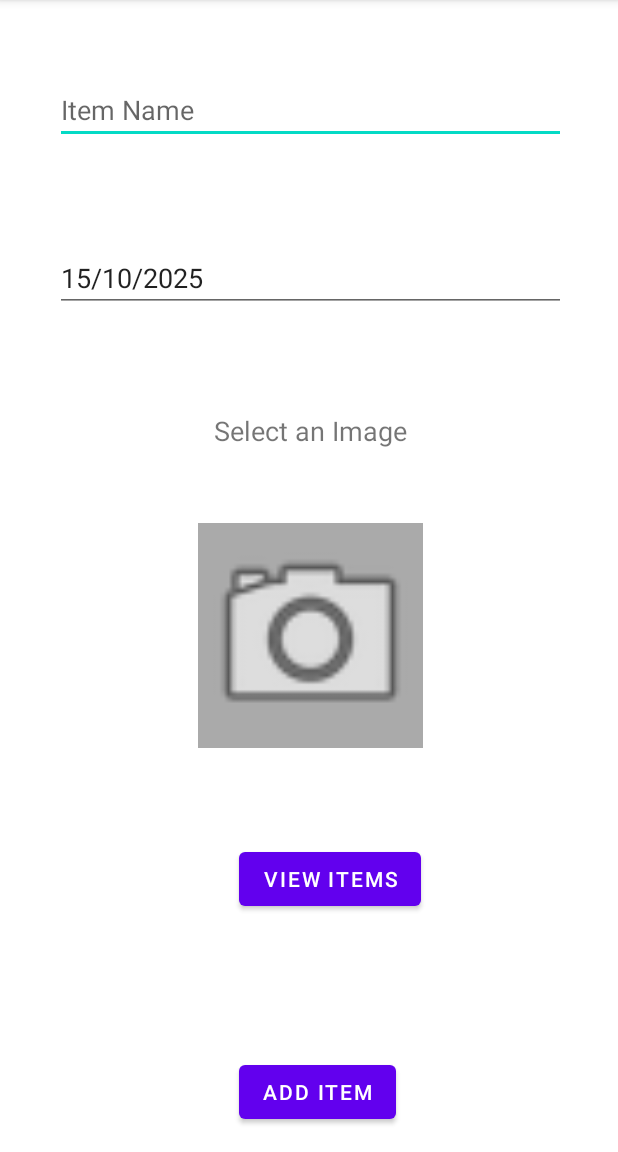
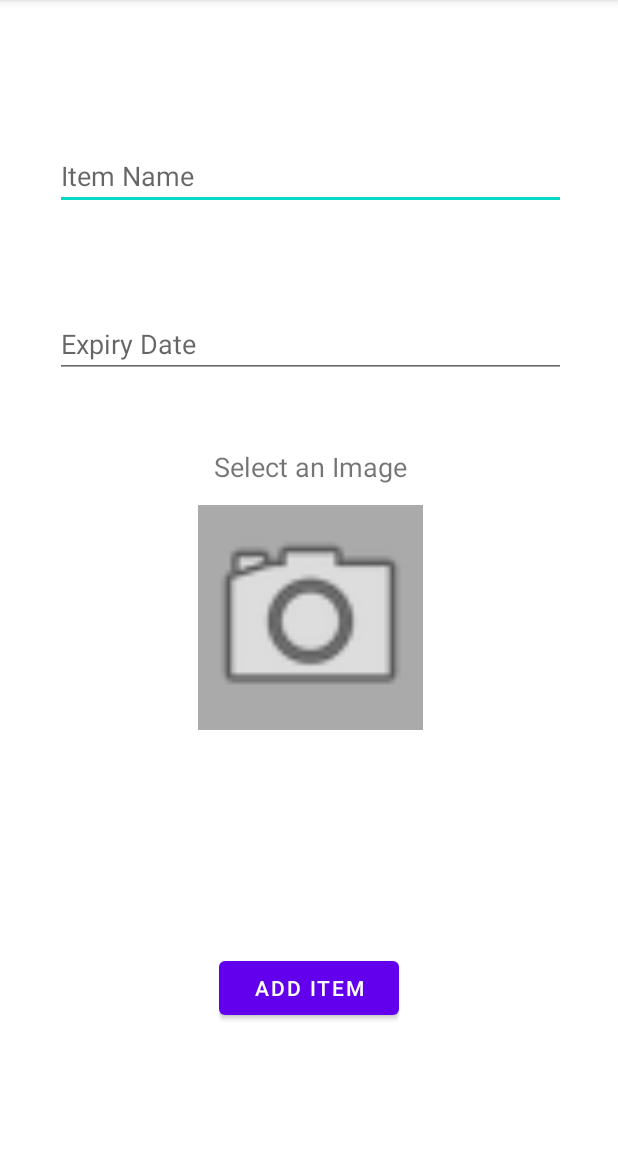
Before and after one commit to heerboi/whats-in-your-fridge, an Android app: the fragment AdditemFragment shown on its own in the app's theme, on a phone screen of 412 x 824 dp, the part 84-1236 px from its top. Run offline under Robolectric (Android 15) with nearby library versions, the phone set to English and light mode, and no system bars; our stand-ins replace Room's generated code.

Commit message:
some ui and nav changes

```diff
--- a/app/src/main/java/com/example/whatsinyourfridge/ui/additem/AdditemFragment.kt
+++ b/app/src/main/java/com/example/whatsinyourfridge/ui/additem/AdditemFragment.kt
@@ -14,6 +14,7 @@ import androidx.lifecycle.ViewModelProvider
 import com.example.whatsinyourfridge.GenericViewModelFactory
 import com.example.whatsinyourfridge.data.AppDatabase
 import com.example.whatsinyourfridge.databinding.FragmentAddItemBinding
+import com.google.android.material.snackbar.Snackbar
 import java.io.File
 import java.io.FileOutputStream
 import java.text.SimpleDateFormat
@@ -86,14 +87,13 @@ class AdditemFragment : Fragment() {
 
             if (name.isNotBlank() && itemDate.text.isNotBlank()) {
                 addItemViewModel.addItem(name, date, imagePath)
+                Snackbar.make(root, "Item ${name} added successfully.", Snackbar.LENGTH_LONG).show()
                 itemName.setText("")
                 itemDate.setText("")
                 calendar.time = Calendar.getInstance().time
-                updateDateInView()
             }
 
         }
-        updateDateInView()
         return root
     }
 
--- a/app/src/main/res/layout/app_bar_main.xml
+++ b/app/src/main/res/layout/app_bar_main.xml
@@ -29,6 +29,8 @@
         android:layout_gravity="bottom|end"
         android:layout_marginEnd="@dimen/fab_margin"
         android:layout_marginBottom="16dp"
-        app:srcCompat="@android:drawable/ic_dialog_email" />
+        android:contentDescription="@string/fab_description"
+        android:src="@drawable/ic_add_item"
+        app:backgroundTint="#84F229" />
 
 </androidx.coordinatorlayout.widget.CoordinatorLayout>
--- a/app/src/main/res/layout/fragment_add_item.xml
+++ b/app/src/main/res/layout/fragment_add_item.xml
@@ -5,39 +5,8 @@
     android:layout_width="match_parent"
     android:layout_height="match_parent">
 
-    <Button
-        android:id="@+id/add_item_button"
-        android:layout_width="wrap_content"
-        android:layout_height="wrap_content"
-        android:layout_marginStart="159dp"
-        android:layout_marginTop="562dp"
-        android:layout_marginEnd="159dp"
-        android:layout_marginBottom="16dp"
-        android:text="@string/add_item"
-        app:layout_constraintBottom_toBottomOf="parent"
-        app:layout_constraintEnd_toEndOf="parent"
-        app:layout_constraintHorizontal_bias="0.0"
-        app:layout_constraintStart_toStartOf="parent"
-        app:layout_constraintTop_toTopOf="parent"
-        app:layout_constraintVertical_bias="1.0" />
-
-    <Button
-        android:id="@+id/view_items"
-        android:layout_width="wrap_content"
-        android:layout_height="wrap_content"
-        android:layout_marginStart="159dp"
-        android:layout_marginTop="562dp"
-        android:layout_marginEnd="159dp"
-        android:layout_marginBottom="122dp"
-        android:text="view items"
-        app:layout_constraintBottom_toBottomOf="parent"
-        app:layout_constraintEnd_toEndOf="parent"
-        app:layout_constraintHorizontal_bias="0.0"
-        app:layout_constraintStart_toStartOf="parent"
-        app:layout_constraintTop_toTopOf="parent"
-        app:layout_constraintVertical_bias="0.0" />
-
     <LinearLayout
+        android:id="@+id/linearLayout"
         android:layout_width="407dp"
         android:layout_height="wrap_content"
         android:layout_marginStart="3dp"
@@ -45,10 +14,11 @@
         android:layout_marginEnd="2dp"
         android:layout_marginBottom="107dp"
         android:orientation="vertical"
-        app:layout_constraintBottom_toTopOf="@+id/view_items"
         app:layout_constraintEnd_toEndOf="parent"
+        app:layout_constraintHorizontal_bias="0.0"
         app:layout_constraintStart_toStartOf="parent"
-        app:layout_constraintTop_toTopOf="parent">
+        app:layout_constraintTop_toTopOf="parent"
+        app:layout_constraintVertical_bias="0.507">
 
         <EditText
             android:id="@+id/itemName"
@@ -64,18 +34,17 @@
             android:layout_width="match_parent"
             android:layout_height="wrap_content"
             android:layout_margin="50px"
+            android:ems="10"
+            android:focusable="false"
             android:clickable="true"
-            android:ems="10"
             android:hint="@string/expiry_date"
-            android:inputType="datetime|date"
-            tools:inputType="date" />
+            android:inputType="text" />
 
         <TextView
             android:id="@+id/textView2"
             android:layout_width="match_parent"
             android:layout_height="wrap_content"
-            android:layout_margin="50px"
-            android:ems="10"
+            android:layout_margin="20px"
             android:text="@string/select_image"
             android:textAlignment="center"
             android:textSize="18sp" />
@@ -85,10 +54,29 @@
             android:layout_width="150dp"
             android:layout_height="150dp"
             android:layout_gravity="center_horizontal"
-            android:layout_marginTop="16dp"
             android:background="@android:color/darker_gray"
             android:contentDescription="@string/item_image_description"
             android:src="@android:drawable/ic_menu_camera" />
 
     </LinearLayout>
+
+    <LinearLayout
+        android:layout_width="wrap_content"
+        android:layout_height="wrap_content"
+        android:layout_marginStart="1dp"
+        android:layout_marginTop="112dp"
+        android:layout_marginEnd="1dp"
+        android:layout_marginBottom="49dp"
+        android:orientation="horizontal"
+        app:layout_constraintBottom_toBottomOf="parent"
+        app:layout_constraintEnd_toEndOf="parent"
+        app:layout_constraintStart_toStartOf="parent"
+        app:layout_constraintTop_toBottomOf="@id/linearLayout">
+
+        <Button
+            android:id="@+id/add_item_button"
+            android:layout_width="120dp"
+            android:layout_height="wrap_content"
+            android:text="@string/add_item" />
+    </LinearLayout>
 </androidx.constraintlayout.widget.ConstraintLayout>
--- a/app/src/main/res/menu/activity_main_drawer.xml
+++ b/app/src/main/res/menu/activity_main_drawer.xml
@@ -16,10 +16,6 @@
             android:id="@+id/nav_slideshow"
             android:icon="@drawable/ic_menu_slideshow"
             android:title="@string/menu_slideshow" />
-        <item
-        android:id="@+id/nav_additem"
-        android:icon="@drawable/ic_menu_slideshow"
-        android:title="@string/add_item" />
 
     </group>
 </menu>
--- a/app/src/main/res/navigation/mobile_navigation.xml
+++ b/app/src/main/res/navigation/mobile_navigation.xml
@@ -26,4 +26,5 @@
         android:id="@+id/nav_additem"
         android:name="com.example.whatsinyourfridge.ui.additem.AdditemFragment"
         android:label="@string/add_item" />
+
 </navigation>
--- /dev/null
+++ b/app/src/main/res/values/ic_plus_icon_background.xml
@@ -0,0 +1,4 @@
+<?xml version="1.0" encoding="utf-8"?>
+<resources>
+    <color name="ic_plus_icon_background">#3394F3</color>
+</resources>
--- a/app/src/main/res/values/strings.xml
+++ b/app/src/main/res/values/strings.xml
@@ -16,4 +16,5 @@
     <string name="select_image">Select an Image</string>
     <string name="item_name">Item Name</string>
     <string name="item_image_description">Select an Image from Gallery or Camera</string>
+    <string name="fab_description">Add New Item</string>
 </resources>
```
Also changed, not shown: app/src/main/java/com/example/whatsinyourfridge/MainActivity.kt (+7 -7 lines), app/src/main/ic_plus_icon-playstore.png (added), app/src/main/res/drawable-hdpi/ic_add_item.png (added), app/src/main/res/drawable-mdpi/ic_add_item.png (added), app/src/main/res/drawable-xhdpi/ic_add_item.png (added), app/src/main/res/drawable-xxhdpi/ic_add_item.png (added), app/src/main/res/drawable-xxxhdpi/ic_add_item.png (added).
